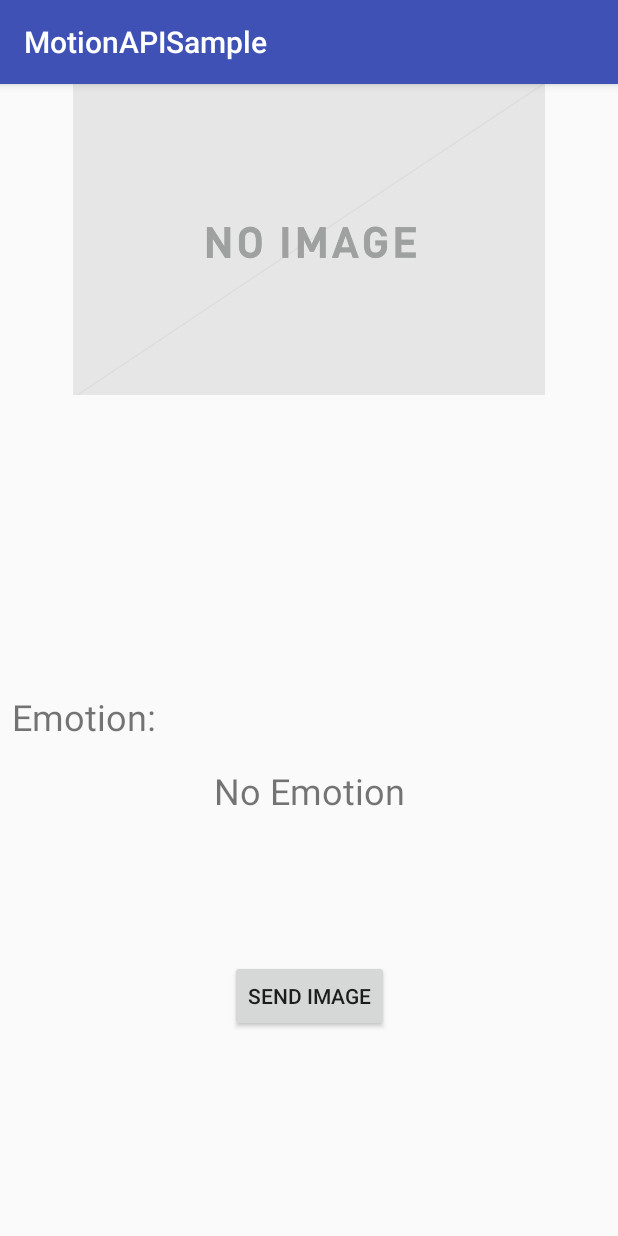
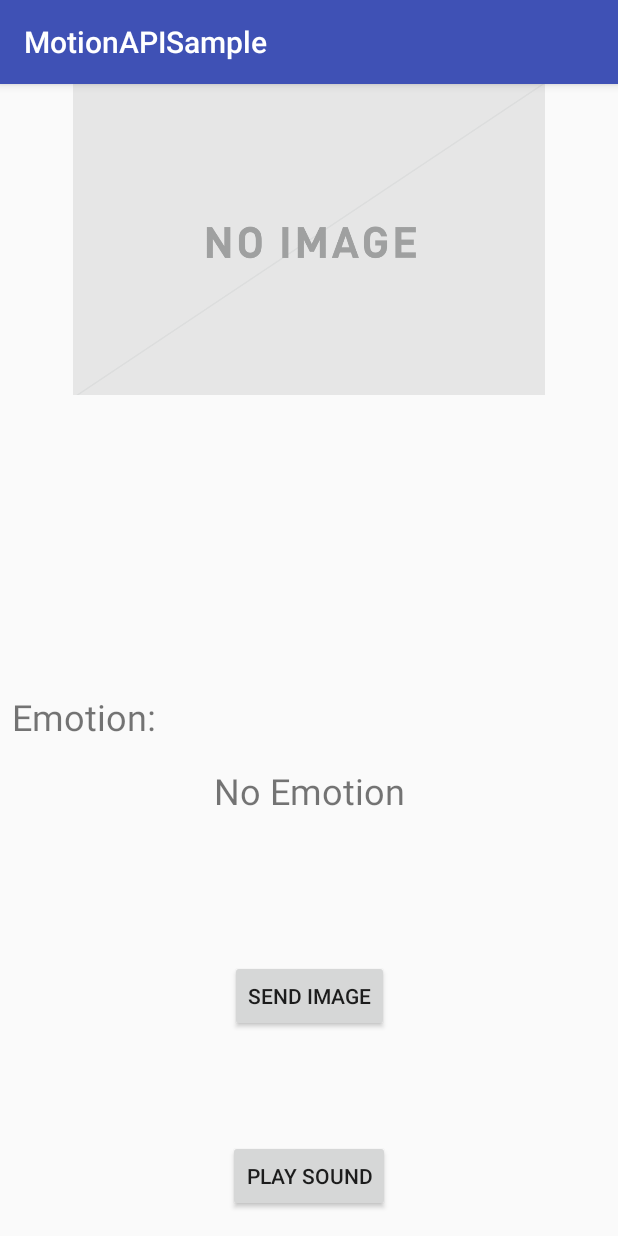
Before and after one commit to sansuke05/EmotionAPISample, an Android app: the screen it shows after launch (MainActivity), on a phone screen of 412 x 824 dp. Run offline under Robolectric (Android 15) with nearby library versions, the phone set to English and light mode, and no system bars; pictures from the network do not load.

Commit message:
サウンド再生のサンプル追加

```diff
--- a/app/src/main/java/com/alicelab/motionapisample/MainActivity.java
+++ b/app/src/main/java/com/alicelab/motionapisample/MainActivity.java
@@ -1,5 +1,6 @@
 package com.alicelab.motionapisample;
 
+import android.media.SoundPool;
 import android.support.v7.app.AppCompatActivity;
 import android.os.Bundle;
 import android.view.View;
@@ -12,6 +13,9 @@ public class MainActivity extends AppCompatActivity {
     TextView emotion_txt;
     ImageView imageView;
     ConnectToEmotionAPI task;
+    PlayingSounds ps;
+
+    private SoundPool mSoundPool;
 
     @Override
     protected void onCreate(Bundle savedInstanceState) {
@@ -19,6 +23,7 @@ public class MainActivity extends AppCompatActivity {
         setContentView(R.layout.activity_main);
 
         Button button = (Button)findViewById(R.id.button);
+        Button button2 = (Button)findViewById(R.id.button2);
         emotion_txt = (TextView)findViewById(R.id.emotion_text);
         imageView = (ImageView)findViewById(R.id.imageView);
 
@@ -30,5 +35,20 @@ public class MainActivity extends AppCompatActivity {
                 task.execute();
             }
         });
+
+        ps = new PlayingSounds(MainActivity.this, "break1", mSoundPool);
+
+        button2.setOnClickListener(new View.OnClickListener(){
+            @Override
+            public void onClick(View v){
+                ps.play();
+            }
+        });
+    }
+
+    @Override
+    public void onPause(){
+        super.onPause();
+        if (mSoundPool != null) mSoundPool.release();
     }
 }
--- /dev/null
+++ b/app/src/main/java/com/alicelab/motionapisample/PlayingSounds.java
@@ -0,0 +1,41 @@
+package com.alicelab.motionapisample;
+
+import android.content.res.Resources;
+import android.media.AudioManager;
+import android.media.SoundPool;
+
+/**
+ * Created by user on 2017/07/29.
+ */
+
+public class PlayingSounds {
+
+    private MainActivity main_;
+    private String filename_;
+    private SoundPool mSoundPool;
+    private int sound_id;
+
+    public PlayingSounds(MainActivity main, String filename, SoundPool pool){
+        main_ = main;
+        filename_ = filename;
+        mSoundPool = pool;
+    }
+
+    public void play(){
+        Resources res = main_.getResources();
+        int mediaId = res.getIdentifier(filename_, "raw", main_.getPackageName());
+
+        mSoundPool = new SoundPool(1, AudioManager.STREAM_MUSIC,0);
+        mSoundPool.setOnLoadCompleteListener(new SoundPool.OnLoadCompleteListener() {
+            @Override
+            public void onLoadComplete(SoundPool soundPool, int sampleId, int status) {
+                if (0 == status){
+                    //再生
+                    mSoundPool.play(sound_id, 1.0F, 1.0F, 0, 0, 1.0F);
+                }
+            }
+        });
+
+        sound_id = mSoundPool.load(main_,mediaId,1);
+    }
+}
--- a/app/src/main/res/layout/activity_main.xml
+++ b/app/src/main/res/layout/activity_main.xml
@@ -62,4 +62,17 @@
         app:layout_constraintBottom_toBottomOf="parent"
         android:layout_marginBottom="30dp"
         app:layout_constraintVertical_bias="0.845" />
+
+    <Button
+        android:id="@+id/button2"
+        android:layout_width="wrap_content"
+        android:layout_height="wrap_content"
+        android:layout_marginBottom="16dp"
+        android:text="play sound"
+        app:layout_constraintBottom_toBottomOf="parent"
+        app:layout_constraintTop_toTopOf="parent"
+        android:layout_marginTop="8dp"
+        app:layout_constraintVertical_bias="1.0"
+        app:layout_constraintLeft_toLeftOf="parent"
+        app:layout_constraintRight_toRightOf="parent" />
 </android.support.constraint.ConstraintLayout>
```
Also changed, not shown: 1 other file.
